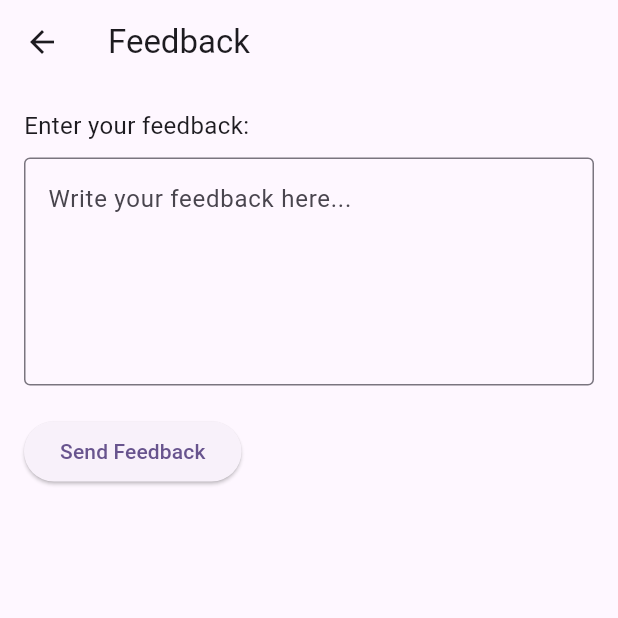
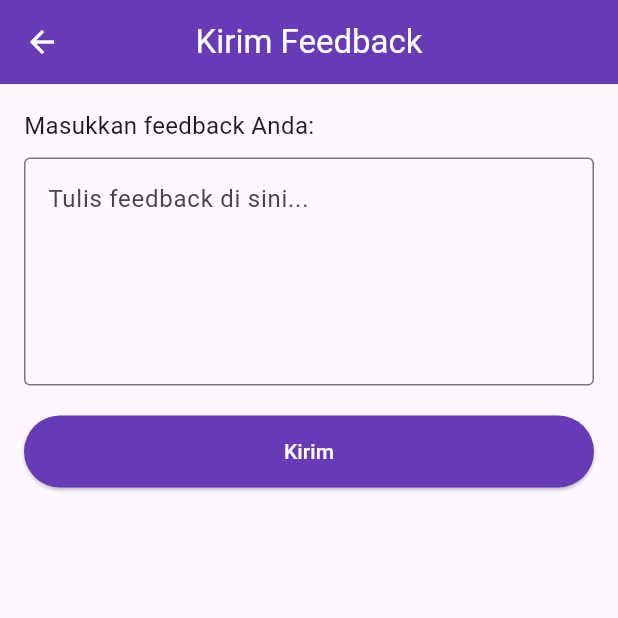
Before and after one commit to muhmmdfrd/hris-ai-mobile, a Flutter app: the FeedbackScreen screen opened directly, on a phone screen of 412 x 824 dp, the top half of it. Run offline on Flutter 3.47's test engine with Material 3 defaults, Android fonts, the phone set to English and light mode, and no system bars; our stand-ins replace dio, flutter_bloc, flutter_map, geolocator, image_picker, jiffy and 3 more; accounts and stored records are empty.

Commit message:
feat: add feedback

```diff
--- a/lib/main.dart
+++ b/lib/main.dart
@@ -1,4 +1,5 @@
 import 'package:flutter/material.dart';
+import 'package:hris_ai/http/api_client.dart';
 import 'package:hris_ai/modules/maps/maps_screen.dart';
 import 'package:shared_preferences/shared_preferences.dart';
 import 'package:hris_ai/modules/auth/auth_screen.dart';
@@ -20,6 +21,7 @@ class MyApp extends StatelessWidget {
   @override
   Widget build(BuildContext context) {
     return MaterialApp(
+      navigatorKey: navigatorKey,
       title: 'Flutter Demo',
       theme: ThemeData(colorScheme: ColorScheme.fromSeed(seedColor: Colors.deepPurple)),
       initialRoute: initialRoute,
--- a/lib/modules/feedback/feedback_screen.dart
+++ b/lib/modules/feedback/feedback_screen.dart
@@ -1,60 +1,96 @@
+import 'package:dio/dio.dart';
 import 'package:flutter/material.dart';
-import 'package:flutter_bloc/flutter_bloc.dart';
-import 'package:hris_ai/modules/feedback/bloc/feedback_bloc.dart';
-import 'package:hris_ai/modules/feedback/bloc/feedback_event.dart';
-import 'package:hris_ai/modules/feedback/bloc/feedback_state.dart';
+import 'package:hris_ai/http/api_client.dart';
 
-class FeedbackScreen extends StatelessWidget {
-  FeedbackScreen({Key? key}) : super(key: key);
+class FeedbackScreen extends StatefulWidget {
+  const FeedbackScreen({Key? key}) : super(key: key);
 
-  final TextEditingController _feedbackController = TextEditingController();
+  @override
+  State<FeedbackScreen> createState() => _FeedbackScreenState();
+}
+
+class _FeedbackScreenState extends State<FeedbackScreen> {
+  final TextEditingController _controller = TextEditingController();
+  bool _isLoading = false;
+
+  @override
+  void dispose() {
+    _controller.dispose();
+    super.dispose();
+  }
+
+  Future<void> _sendFeedback() async {
+    final text = _controller.text.trim();
+
+    if (text.isEmpty) {
+      ScaffoldMessenger.of(context).showSnackBar(const SnackBar(content: Text('Feedback tidak boleh kosong')));
+      return;
+    }
+
+    setState(() => _isLoading = true);
+
+    try {
+      final response = await ApiClient().dio.post('/feedback', data: {'content': text});
+
+      if (response.statusCode == 200 || response.statusCode == 201) {
+        ScaffoldMessenger.of(context).showSnackBar(const SnackBar(content: Text('Feedback berhasil dikirim!')));
+        _controller.clear();
+      } else {
+        ScaffoldMessenger.of(
+          context,
+        ).showSnackBar(SnackBar(content: Text('Gagal mengirim: ${response.statusMessage}')));
+      }
+    } on DioException catch (e) {
+      ScaffoldMessenger.of(
+        context,
+      ).showSnackBar(SnackBar(content: Text('Error: ${e.response?.data['message'] ?? e.message}')));
+    } finally {
+      setState(() => _isLoading = false);
+    }
+  }
 
   @override
   Widget build(BuildContext context) {
     return Scaffold(
-      appBar: AppBar(title: const Text('Feedback')),
+      appBar: AppBar(
+        title: const Text('Kirim Feedback'),
+        backgroundColor: Colors.deepPurple,
+        foregroundColor: Colors.white,
+        centerTitle: true,
+      ),
       body: Padding(
-        padding: const EdgeInsets.all(16.0),
+        padding: const EdgeInsets.all(16),
         child: Column(
-          crossAxisAlignment: CrossAxisAlignment.start,
           children: [
-            const Text('Enter your feedback:', style: TextStyle(fontSize: 16)),
+            const Align(
+              alignment: Alignment.centerLeft,
+              child: Text('Masukkan feedback Anda:', style: TextStyle(fontSize: 16)),
+            ),
             const SizedBox(height: 10),
             TextField(
-              controller: _feedbackController,
+              controller: _controller,
               maxLines: 5,
-              decoration: InputDecoration(border: OutlineInputBorder(), hintText: 'Write your feedback here...'),
+              decoration: const InputDecoration(border: OutlineInputBorder(), hintText: 'Tulis feedback di sini...'),
             ),
             const SizedBox(height: 20),
-            BlocConsumer<FeedbackBloc, FeedbackState>(
-              listener: (context, state) {
-                if (state is FeedbackSubmitted) {
-                  ScaffoldMessenger.of(
-                    context,
-                  ).showSnackBar(const SnackBar(content: Text('Feedback sent successfully!')));
-                  _feedbackController.clear();
-                } else if (state is FeedbackError) {
-                  ScaffoldMessenger.of(context).showSnackBar(SnackBar(content: Text('Error: ${state.error}')));
-                }
-              },
-              builder: (context, state) {
-                if (state is FeedbackSubmitting) {
-                  return const Center(child: CircularProgressIndicator());
-                }
-                return ElevatedButton(
-                  onPressed: () {
-                    final feedbackText = _feedbackController.text.trim();
-                    if (feedbackText.isNotEmpty) {
-                      context.read<FeedbackBloc>().add(SubmitFeedback(feedbackText));
-                    } else {
-                      ScaffoldMessenger.of(
-                        context,
-                      ).showSnackBar(const SnackBar(content: Text('Feedback cannot be empty')));
-                    }
-                  },
-                  child: const Text('Send Feedback'),
-                );
-              },
+            SizedBox(
+              width: double.infinity,
+              child: ElevatedButton(
+                onPressed: _isLoading ? null : _sendFeedback,
+                style: ElevatedButton.styleFrom(
+                  backgroundColor: Colors.deepPurple,
+                  foregroundColor: Colors.white,
+                  padding: const EdgeInsets.symmetric(vertical: 14),
+                ),
+                child:
+                    _isLoading
+                        ? const SizedBox(
+                          width: 18,
+                          height: 18,
+                          child: CircularProgressIndicator(strokeWidth: 2, color: Colors.white),
+                        )
+                        : const Text('Kirim'),
+              ),
             ),
           ],
         ),
--- a/pubspec.yaml
+++ b/pubspec.yaml
@@ -19,6 +19,7 @@ dependencies:
   flutter_map: ^6.1.0
   latlong2: ^0.9.0
   geolocator: ^11.0.0
+  image_picker: ^1.1.0
 
 dev_dependencies:
   flutter_test:
```
Also changed, not shown: lib/http/api_client.dart (added, +64 -0 lines), lib/modules/auth/services/auth_service.dart (+2 -35 lines), lib/modules/home/profile_screen.dart (+6 -2 lines), lib/modules/maps/maps_screen.dart (+100 -24 lines), pubspec.lock, 1 other file.
